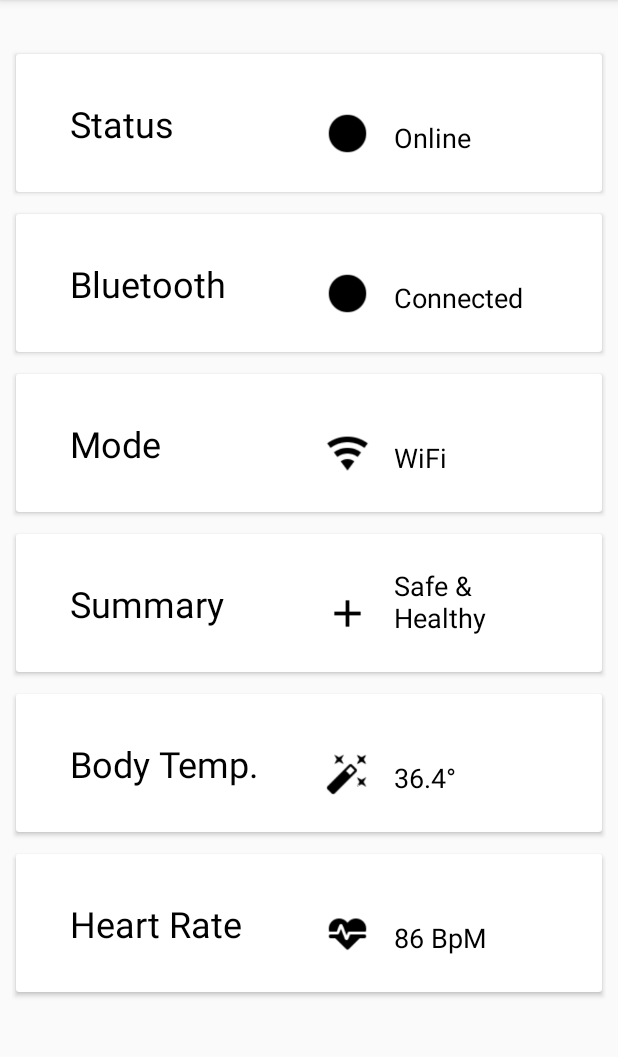
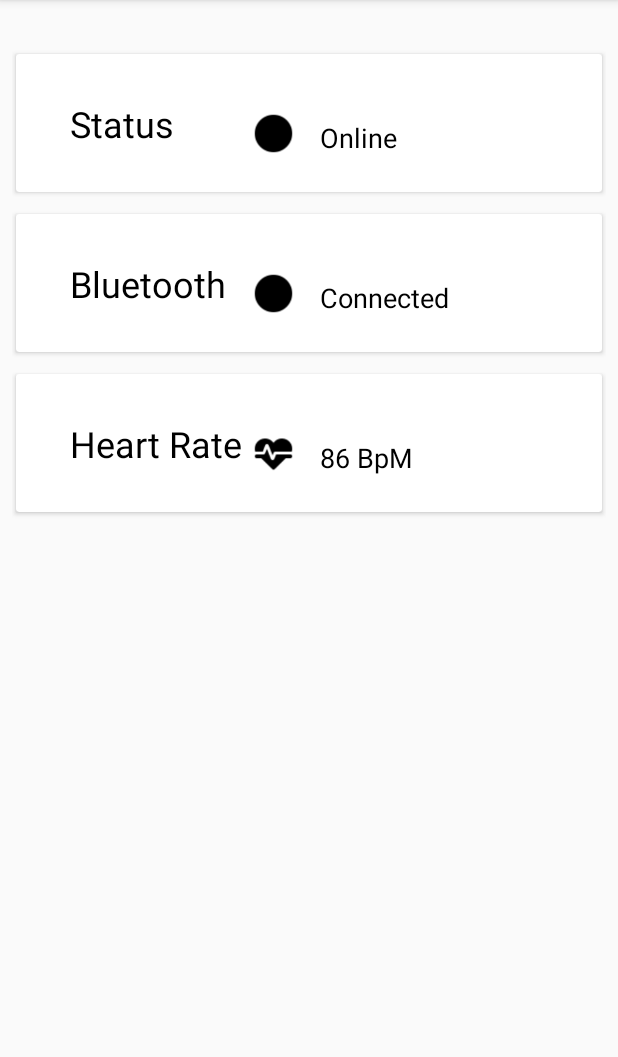
Before and after one commit to AhmedBeheiri/SEHA, an Android app: the MainActivity screen opened directly, with no data from a screen before it, on a phone screen of 412 x 824 dp, the part 84-1141 px from its top. Run offline under Robolectric (Android 15) with nearby library versions, the phone set to English and light mode, and no system bars; network calls fail; 6 statements that could not run were skipped.

Commit message:
Add files via upload

```diff
--- a/HealthAssistant/app/src/main/java/com/aghazy/healthassistant/activities/MainActivity.java
+++ b/HealthAssistant/app/src/main/java/com/aghazy/healthassistant/activities/MainActivity.java
@@ -83,7 +83,7 @@ public class MainActivity extends AppCompatActivity {
                             //String sensor2 = recDataString.substring(11, 15);
                             //String sensor3 = recDataString.substring(16, 20);
 
-                           values.set(5,new MainModel("Heart Rate",sensor0+" BPM","heart"));
+                           values.set(2,new MainModel("Heart Rate",sensor0+" BPM","heart"));
                            mainAdapter.notifyDataSetChanged();
                            //update the textviews with sensor values
                         }
--- a/HealthAssistant/app/src/main/java/com/aghazy/healthassistant/services/DataService.java
+++ b/HealthAssistant/app/src/main/java/com/aghazy/healthassistant/services/DataService.java
@@ -20,9 +20,9 @@ public class DataService {
         ArrayList<MainModel> list = new ArrayList<>();
         list.add(new MainModel("Status", "Online", "dot"));
         list.add(new MainModel("Bluetooth", "Connected", "dot"));
-        list.add(new MainModel("Mode", "WiFi", "wifi"));
-        list.add(new MainModel("Summary", "Safe &\nHealthy", "plus"));
-        list.add(new MainModel("Body Temp.", "36.4°", "temp"));
+        //list.add(new MainModel("Mode", "WiFi", "wifi"));
+        //list.add(new MainModel("Summary", "Safe &\nHealthy", "plus"));
+       // list.add(new MainModel("Body Temp.", "36.4°", "temp"));
         list.add(new MainModel("Heart Rate", "86 BpM", "heart"));
 
         return list;
--- a/HealthAssistant/app/src/main/res/layout/card_main.xml
+++ b/HealthAssistant/app/src/main/res/layout/card_main.xml
@@ -39,22 +39,21 @@
 
         <TextView
             android:id="@+id/subTitleTextView"
-            android:layout_width="wrap_content"
+            android:layout_width="0dp"
             android:layout_height="wrap_content"
-            android:layout_marginBottom="0dp"
+            android:layout_marginLeft="16dp"
             android:text="Online"
             android:textColor="#000000"
             android:textSize="18sp"
             app:layout_constraintBottom_toBottomOf="@+id/mainImageView"
-            app:layout_constraintLeft_toRightOf="@+id/mainImageView"
-            android:layout_marginLeft="16dp" />
+            app:layout_constraintLeft_toRightOf="@+id/mainImageView" />
 
         <android.support.constraint.Guideline
             android:id="@+id/guideline"
             android:layout_width="wrap_content"
             android:layout_height="wrap_content"
             android:orientation="vertical"
-            app:layout_constraintGuide_percent="0.53" />
+            app:layout_constraintGuide_percent="0.39" />
 
 
     </android.support.constraint.ConstraintLayout>
```
Also changed, not shown: 1 other file.
